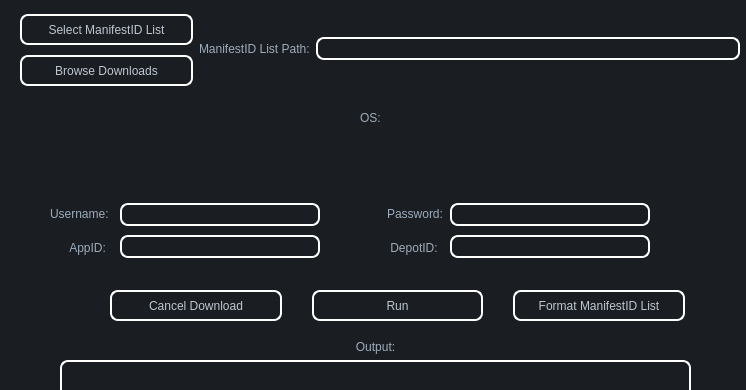
Above: Resources/depotdownloadergui.ui from Mn0ky/PyDepotDownloaderGUI before the change; both pictures show x 0 to 746 and y 0 to 390 of the 746 by 605 pixel window. Below: the same form after it.
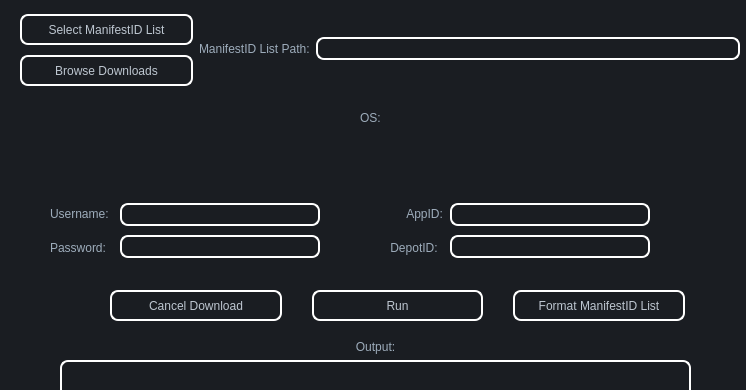
That is the form after the change.

```diff
--- a/Resources/depotdownloadergui.ui
+++ b/Resources/depotdownloadergui.ui
@@ -263,7 +263,7 @@
       </widget>
      </item>
      <item>
-      <widget class="QPlainTextEdit" name="appidtextedit">
+      <widget class="QPlainTextEdit" name="passtextedit">
        <property name="maximumSize">
         <size>
          <width>200</width>
@@ -321,14 +321,14 @@
       </widget>
      </item>
      <item>
-      <widget class="QLabel" name="appidlabel">
+      <widget class="QLabel" name="passwordlabel">
        <property name="font">
         <font>
          <family>Arial</family>
         </font>
        </property>
        <property name="text">
-        <string>      AppID:</string>
+        <string>Password:</string>
        </property>
       </widget>
      </item>
@@ -345,7 +345,7 @@
     </property>
     <layout class="QVBoxLayout" name="passdeplay">
      <item>
-      <widget class="QPlainTextEdit" name="passtextedit">
+      <widget class="QPlainTextEdit" name="appidtextedit">
        <property name="maximumSize">
         <size>
          <width>200</width>
@@ -425,14 +425,14 @@
     </property>
     <layout class="QVBoxLayout" name="deppaslay">
      <item>
-      <widget class="QLabel" name="passwordlabel">
+      <widget class="QLabel" name="appidlabel">
        <property name="font">
         <font>
          <family>Arial</family>
         </font>
        </property>
        <property name="text">
-        <string>Password:</string>
+        <string>      AppID:</string>
        </property>
       </widget>
      </item>
```
Left out of the diff: 2 changed lines with no effect on the pictures.
